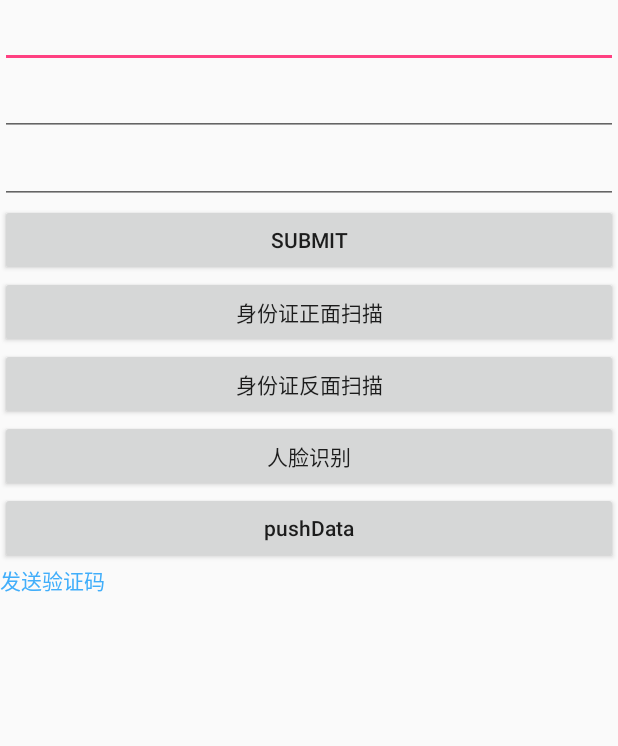
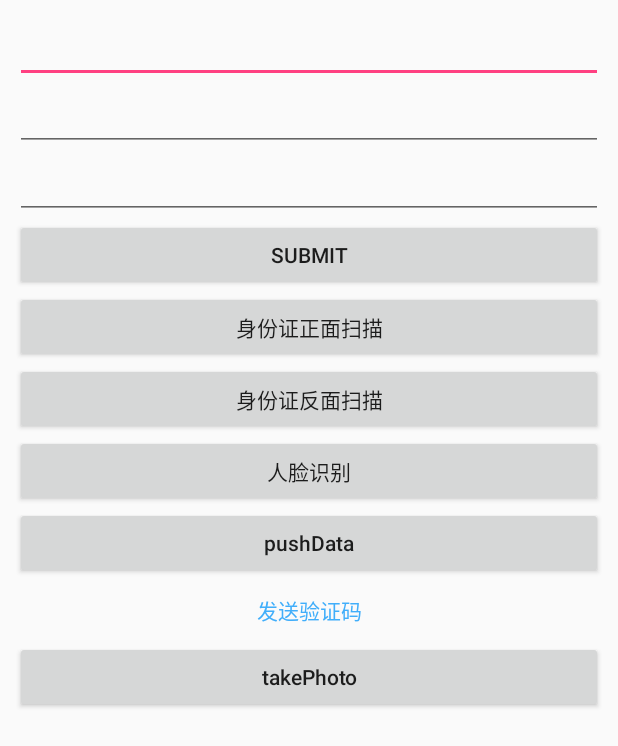
Before and after one commit to yuekaizong/Woo, an Android app: the screen it shows after launch (ContainerActivity), after a tap on "GouHuaApiDetailTest", on a phone screen of 412 x 824 dp. Shown: the top 746 px of the screen. Run offline under Robolectric (Android 15) with nearby library versions, the phone set to English and light mode, and no system bars; libraries missing offline, so code that uses them is left out: com.facebook.binaryresource, com.facebook.cache, com.facebook.drawee, com.facebook.imagepipeline, com.github.barteksc.pdfviewer and 2 more; plain views replace BandCardEditText; pictures from the network do not load; 5 statements that could not run were skipped.

Commit message:
android 7.0+ add FileProvider remove android.permission.CAMERA

```diff
--- a/app/src/main/res/layout/gouhua_apidetail.xml
+++ b/app/src/main/res/layout/gouhua_apidetail.xml
@@ -7,6 +7,7 @@
     <LinearLayout
         android:layout_width="match_parent"
         android:layout_height="match_parent"
+        android:layout_margin="10dp"
         android:orientation="vertical">
 
         <com.example.library.BandCardEditText
@@ -54,10 +55,20 @@
             android:layout_height="wrap_content"
             android:text="pushData"
             android:textAllCaps="false" />
+
         <kaizone.songmaya.woo.widget.TimeTextView
             android:id="@+id/timeTextView"
             android:layout_width="match_parent"
-            android:layout_height="wrap_content" />
+            android:layout_height="wrap_content"
+            android:layout_margin="10dp"
+            android:gravity="center_horizontal" />
+
+        <Button
+            android:id="@+id/takePhoto"
+            android:layout_width="match_parent"
+            android:layout_height="wrap_content"
+            android:text="takePhoto"
+            android:textAllCaps="false" />
 
     </LinearLayout>
 </ScrollView>
--- /dev/null
+++ b/app/src/main/res/xml/provider_paths.xml
@@ -0,0 +1,4 @@
+<?xml version="1.0" encoding="utf-8"?>
+<paths xmlns:android="http://schemas.android.com/apk/res/android">
+    <external-path name="external_files" path="."/>
+</paths>
```
Also changed, not shown: app/src/main/AndroidManifest.xml (+10 -1 lines), app/src/main/java/kaizone/songmaya/woo/fragment/a/GouHuaApiDetailTest.java (+45 -7 lines), app/src/main/java/kaizone/songmaya/woo/util/Tips.java (+7 -0 lines).
